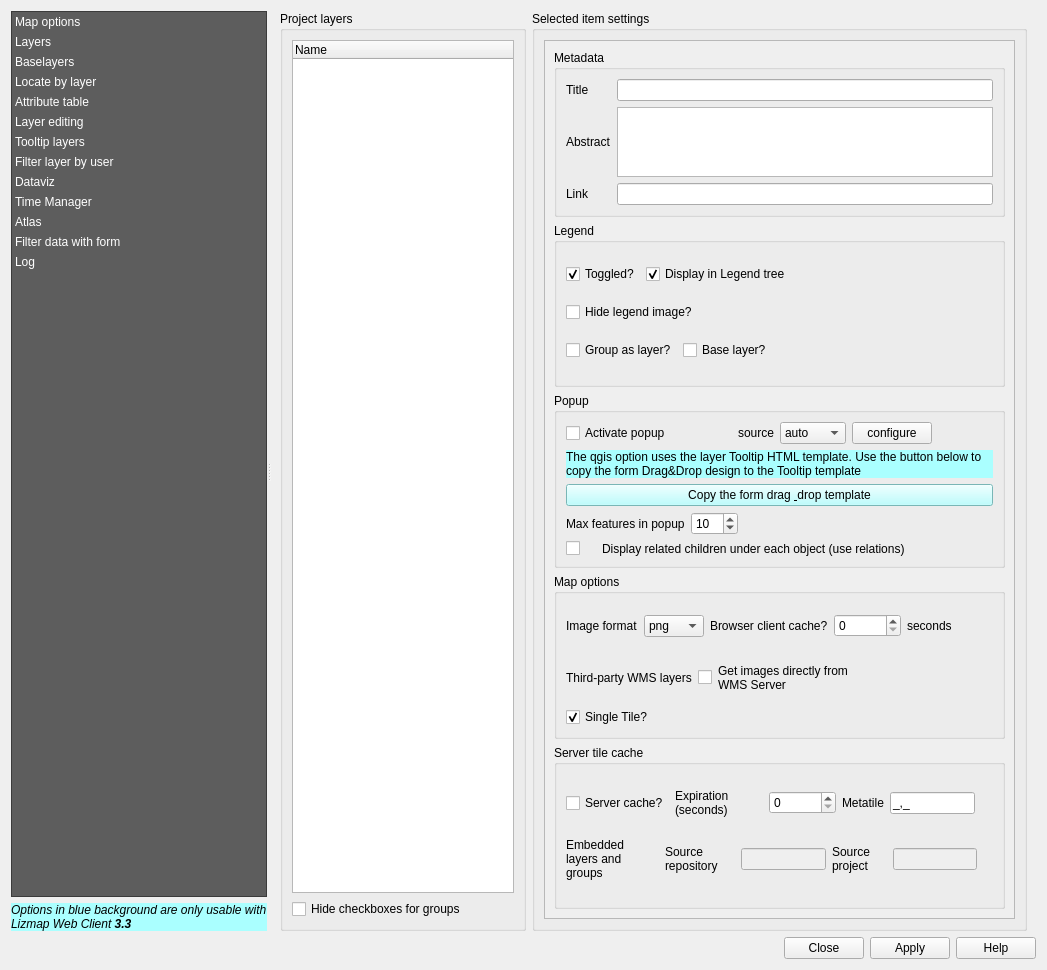
This is ui_lizmap.ui in 3liz/lizmap-plugin as Qt 5 draws it before an edit. The edited form follows.
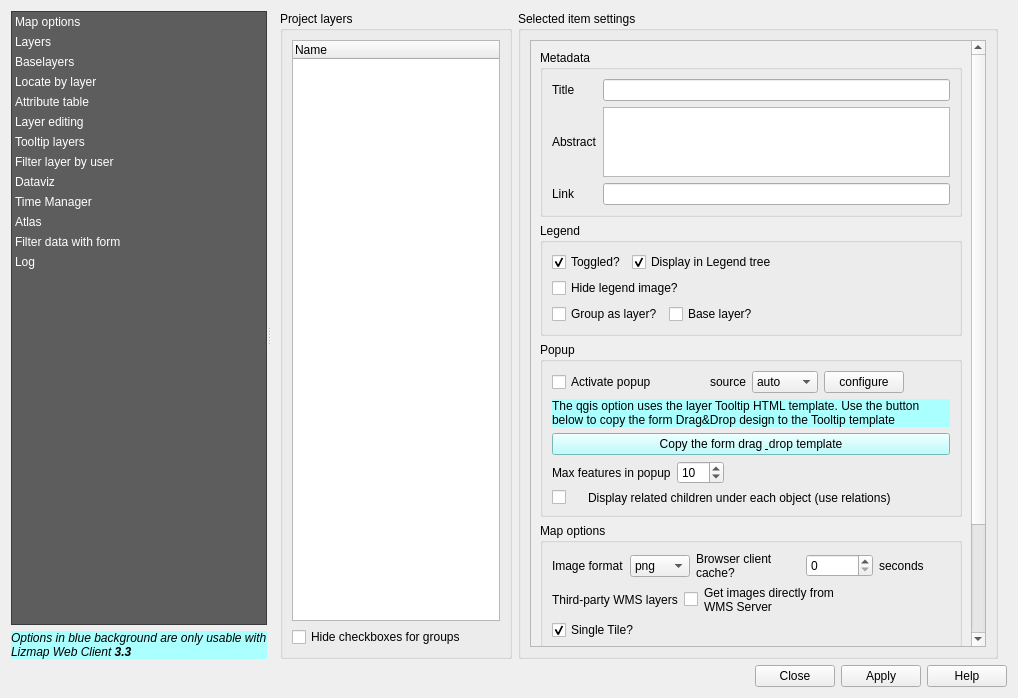
This is the edited form. The open tabs and pages were chosen to show the change. Icons and pictures are not drawn. Custom widgets are drawn as their Qt base class.

Commit message: disable edit triggers

Diff of the .ui file:
```diff
--- a/ui_lizmap.ui
+++ b/ui_lizmap.ui
@@ -6,8 +6,8 @@
    <rect>
     <x>0</x>
     <y>0</y>
-    <width>1047</width>
-    <height>970</height>
+    <width>1018</width>
+    <height>698</height>
    </rect>
   </property>
   <property name="windowTitle">
@@ -891,8 +891,8 @@
                <rect>
                 <x>0</x>
                 <y>0</y>
-                <width>443</width>
-                <height>143</height>
+                <width>740</width>
+                <height>649</height>
                </rect>
               </property>
               <layout class="QHBoxLayout" name="horizontalLayout_28">
@@ -970,8 +970,8 @@
                       <rect>
                        <x>0</x>
                        <y>0</y>
-                       <width>466</width>
-                       <height>859</height>
+                       <width>462</width>
+                       <height>875</height>
                       </rect>
                      </property>
                      <layout class="QVBoxLayout" name="verticalLayout_9">
```
Left out of the diff: 72 changed lines with no effect on the pictures.
